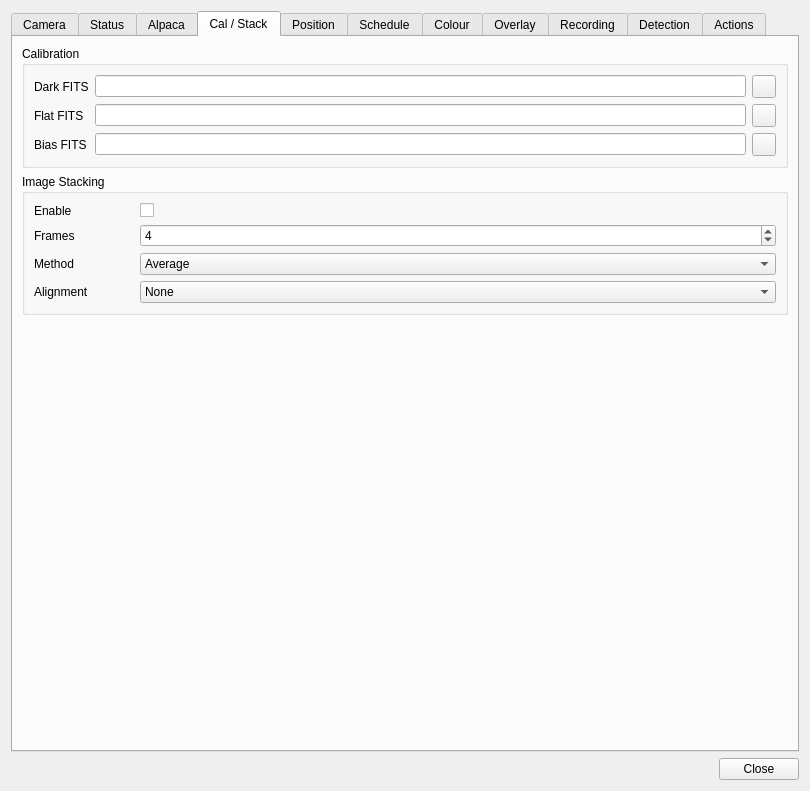
The window that plugins/feature/camera/camerasettingsdialog.ui (srcejon/sdrangel) describes before a commit, drawn with Qt 5.
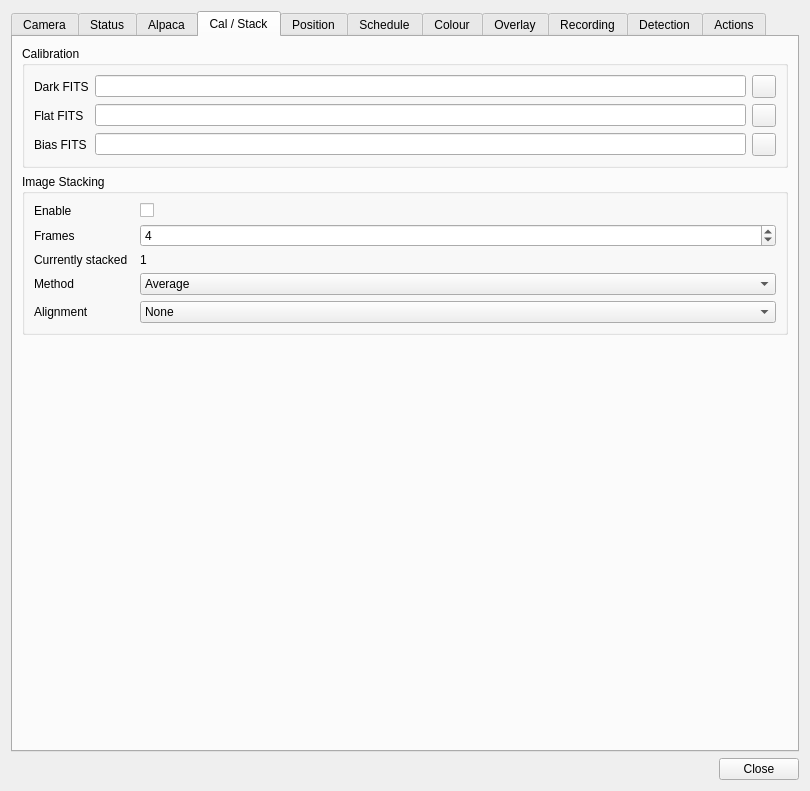
The same window after the commit. The open tabs and pages were chosen to show the change. Icons and pictures are not drawn.

Commit message: Show current camera stack depth

What changed in the file:
```diff
--- a/plugins/feature/camera/camerasettingsdialog.ui
+++ b/plugins/feature/camera/camerasettingsdialog.ui
@@ -1281,13 +1281,27 @@
            </widget>
           </item>
           <item row="2" column="0">
+             <widget class="QLabel" name="stackCurrentCountLabel">
+              <property name="text">
+               <string>Currently stacked</string>
+              </property>
+             </widget>
+            </item>
+            <item row="2" column="1">
+             <widget class="QLabel" name="stackCurrentCountValue">
+              <property name="text">
+               <string>1</string>
+              </property>
+             </widget>
+            </item>
+            <item row="3" column="0">
            <widget class="QLabel" name="stackMethodLabel">
             <property name="text">
              <string>Method</string>
             </property>
            </widget>
           </item>
-          <item row="2" column="1">
+            <item row="3" column="1">
            <widget class="QComboBox" name="stackMethodCombo">
             <property name="toolTip">
              <string>Stacking method used to combine frames</string>
@@ -1309,14 +1323,14 @@
             </item>
            </widget>
           </item>
-          <item row="3" column="0">
+            <item row="4" column="0">
            <widget class="QLabel" name="stackAlignmentLabel">
             <property name="text">
              <string>Alignment</string>
             </property>
            </widget>
           </item>
-          <item row="3" column="1">
+            <item row="4" column="1">
            <widget class="QComboBox" name="stackAlignmentCombo">
             <property name="toolTip">
              <string>Optional frame alignment before stacking. Phase correlation handles translation; star centroid matching can also compensate small rotation/scale drift.</string>
```
Lines whose indentation alone changed are shown as unchanged. The commit also changes 6 other files.
